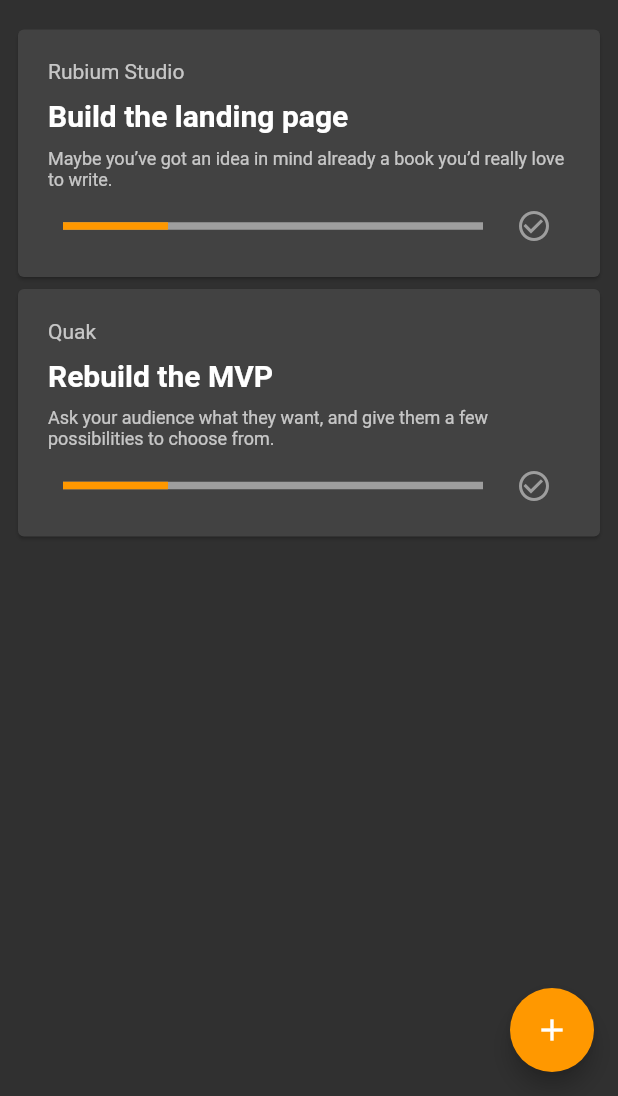
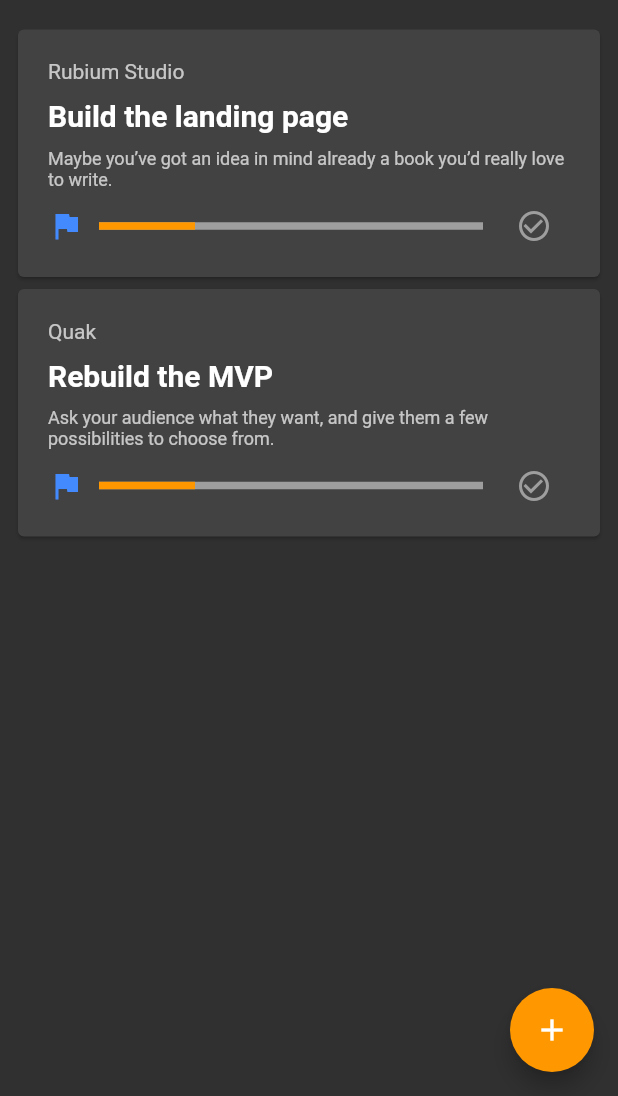
Before and after one commit to amirhesham65/Panther-App, a Flutter app: the screen it shows after launch, on a phone screen of 412 x 824 dp, the part 140-1236 px from its top. Run offline on Flutter 3.47's test engine with Material 2 defaults, Android fonts, the phone set to English and light mode, and no system bars; drawn by our look-alikes of percent_indicator.

Commit message:
Added priority indicator

```diff
--- a/lib/components/drawer.dart
+++ b/lib/components/drawer.dart
@@ -21,7 +21,7 @@ class AppDrawer extends StatelessWidget {
               trailing: Icon(Icons.today),
             ),
             ListTile(
-              title: Text('Projects'),
+              title: Text('Workspaces'),
               trailing: Icon(Icons.view_carousel),
               onTap: () => Navigator.pushNamed(context, '/projects')
             ),
--- a/lib/components/task_card.dart
+++ b/lib/components/task_card.dart
@@ -18,6 +18,7 @@ class _TaskCardState extends State<TaskCard> {
   Widget build(BuildContext context) {
     return Container(
       width: 300.0,
+      child: Container(
         child: Card(
           child: Padding(
             padding: const EdgeInsets.symmetric(horizontal: 20.0, vertical: 10.0),
@@ -44,6 +45,7 @@ class _TaskCardState extends State<TaskCard> {
                 ),
                 Row(
                     children: <Widget>[
+                      Icon(Icons.flag, color: Colors.blueAccent,),
                       Expanded(
                         child: LinearPercentIndicator(
                           percent: 0.25,
@@ -62,6 +64,7 @@ class _TaskCardState extends State<TaskCard> {
             ),
           ),
         ),
+      ),
     );
   }
 }
```
Lines whose indentation alone changed are shown as unchanged.
